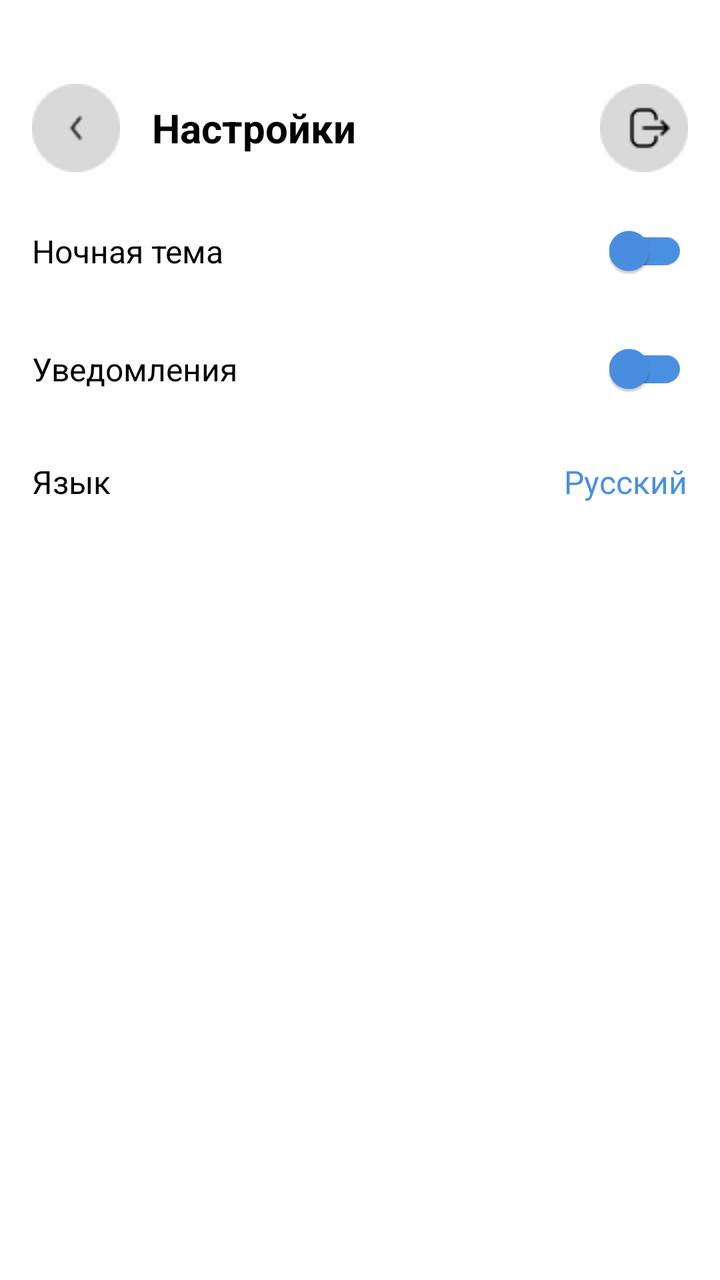
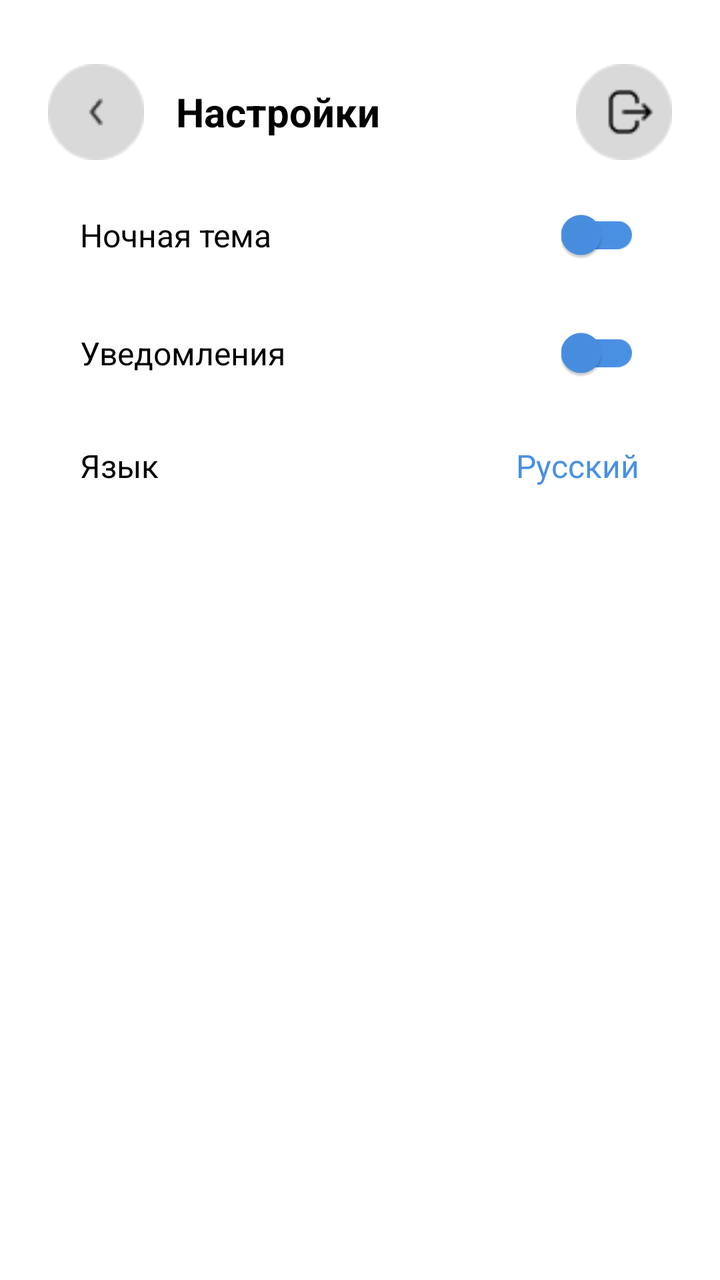

Before-and-after screenshots of an Android layout around one commit, followed by the original layout XML and the change that was made.
<!-- AndroidManifest.xml: activity theme Theme.AppCompat.Light.NoActionBar -->
<!-- res/layout/activity_settings.xml -->
<?xml version="1.0" encoding="utf-8"?>
<androidx.constraintlayout.widget.ConstraintLayout
    xmlns:android="http://schemas.android.com/apk/res/android"
    xmlns:app="http://schemas.android.com/apk/res-auto"
    xmlns:tools="http://schemas.android.com/tools"
    android:layout_width="match_parent"
    android:layout_height="match_parent"
    android:background="@color/white"
    tools:context=".SettingsActivity">

    
    <LinearLayout
        android:id="@+id/topBar"
        android:layout_width="match_parent"
        android:layout_height="64dp"
        android:layout_marginTop="32dp"
        android:gravity="center_vertical"
        android:orientation="horizontal"
        android:paddingStart="16dp"
        android:paddingEnd="16dp"
        app:layout_constraintEnd_toEndOf="parent"
        app:layout_constraintStart_toStartOf="parent"
        app:layout_constraintTop_toTopOf="parent">

        
        <ImageView
            android:id="@+id/ivBack"
            android:layout_width="44dp"
            android:layout_height="44dp"
            android:layout_marginEnd="16dp"
            android:src="@drawable/ic_arrow_back" />

        
        <TextView
            android:layout_width="0dp"
            android:layout_height="wrap_content"
            android:layout_weight="1"
            android:text="Настройки"
            android:textColor="@color/black"
            android:textSize="20sp"
            android:textStyle="bold" />

        
        <ImageView
            android:id="@+id/ivLogout"
            android:layout_width="44dp"
            android:layout_height="44dp"
            android:src="@drawable/ic_logout"
            android:layout_marginStart="16dp"/>

    </LinearLayout>

    
    <LinearLayout
        android:id="@+id/layoutNightMode"
        android:layout_width="match_parent"
        android:layout_height="wrap_content"
        android:orientation="horizontal"
        android:gravity="center_vertical"
        android:padding="16dp"
        app:layout_constraintTop_toBottomOf="@+id/topBar"
        app:layout_constraintStart_toStartOf="parent"
        app:layout_constraintEnd_toEndOf="parent">

        <TextView
            android:layout_width="0dp"
            android:layout_height="wrap_content"
            android:text="Ночная тема"
            android:textSize="16sp"
            android:textColor="@color/black"
            android:layout_weight="1" />

        <com.google.android.material.switchmaterial.SwitchMaterial
            android:id="@+id/swNightMode"
            android:layout_width="wrap_content"
            android:layout_height="wrap_content"
            app:trackTint="@color/blue_500"
            app:thumbTint="@color/blue_500" />

    </LinearLayout>

    
    <LinearLayout
        android:id="@+id/layoutNotifications"
        android:layout_width="match_parent"
        android:layout_height="wrap_content"
        android:orientation="horizontal"
        android:gravity="center_vertical"
        android:padding="16dp"
        app:layout_constraintTop_toBottomOf="@+id/layoutNightMode"
        app:layout_constraintStart_toStartOf="parent"
        app:layout_constraintEnd_toEndOf="parent">

        <TextView
            android:layout_width="0dp"
            android:layout_height="wrap_content"
            android:text="Уведомления"
            android:textSize="16sp"
            android:textColor="@color/black"
            android:layout_weight="1" />

        <com.google.android.material.switchmaterial.SwitchMaterial
            android:id="@+id/swNotifications"
            android:layout_width="wrap_content"
            android:layout_height="wrap_content"
            app:trackTint="@color/blue_500"
            app:thumbTint="@color/blue_500" />

    </LinearLayout>

    
    <LinearLayout
        android:id="@+id/layoutLanguage"
        android:layout_width="match_parent"
        android:layout_height="wrap_content"
        android:orientation="horizontal"
        android:gravity="center_vertical"
        android:padding="16dp"
        app:layout_constraintTop_toBottomOf="@+id/layoutNotifications"
        app:layout_constraintStart_toStartOf="parent"
        app:layout_constraintEnd_toEndOf="parent">

        <TextView
            android:layout_width="0dp"
            android:layout_height="wrap_content"
            android:text="Язык"
            android:textSize="16sp"
            android:textColor="@color/black"
            android:layout_weight="1" />

        <TextView
            android:id="@+id/tvCurrentLanguage"
            android:layout_width="wrap_content"
            android:layout_height="wrap_content"
            android:text="Русский"
            android:textSize="16sp"
            android:textColor="@color/blue_500" />

    </LinearLayout>

</androidx.constraintlayout.widget.ConstraintLayout>
<!-- resources referenced by this layout -->
<resources>
  <color name="black">#FF000000</color>
  <color name="blue_500">#4A90E2</color>
  <color name="white">#FFFFFF</color>
  <!-- drawable ic_arrow_back: png bitmap (drawable, 945 bytes) -->
  <!-- drawable ic_logout: png bitmap (drawable, 1113 bytes) -->
</resources>

<!-- the commit's change to res/layout/activity_settings.xml (unified diff, before → after) -->
@@ -5,6 +5,7 @@
     xmlns:tools="http://schemas.android.com/tools"
     android:layout_width="match_parent"
     android:layout_height="match_parent"
+    android:padding="24dp"
     android:background="@color/white"
     tools:context=".SettingsActivity">
 
@@ -13,21 +14,17 @@
         android:id="@+id/topBar"
         android:layout_width="match_parent"
         android:layout_height="64dp"
-        android:layout_marginTop="32dp"
         android:gravity="center_vertical"
         android:orientation="horizontal"
-        android:paddingStart="16dp"
-        android:paddingEnd="16dp"
-        app:layout_constraintEnd_toEndOf="parent"
+        app:layout_constraintTop_toTopOf="parent"
         app:layout_constraintStart_toStartOf="parent"
-        app:layout_constraintTop_toTopOf="parent">
+        app:layout_constraintEnd_toEndOf="parent">
 
         
         <ImageView
             android:id="@+id/ivBack"
-            android:layout_width="44dp"
-            android:layout_height="44dp"
-            android:layout_marginEnd="16dp"
+            android:layout_width="48dp"
+            android:layout_height="48dp"
             android:src="@drawable/ic_arrow_back" />
 
         
@@ -35,6 +32,7 @@
             android:layout_width="0dp"
             android:layout_height="wrap_content"
             android:layout_weight="1"
+            android:layout_marginStart="16dp"
             android:text="Настройки"
             android:textColor="@color/black"
             android:textSize="20sp"
@@ -43,10 +41,9 @@
         
         <ImageView
             android:id="@+id/ivLogout"
-            android:layout_width="44dp"
-            android:layout_height="44dp"
-            android:src="@drawable/ic_logout"
-            android:layout_marginStart="16dp"/>
+            android:layout_width="48dp"
+            android:layout_height="48dp"
+            android:src="@drawable/ic_logout" />
 
     </LinearLayout>
 
